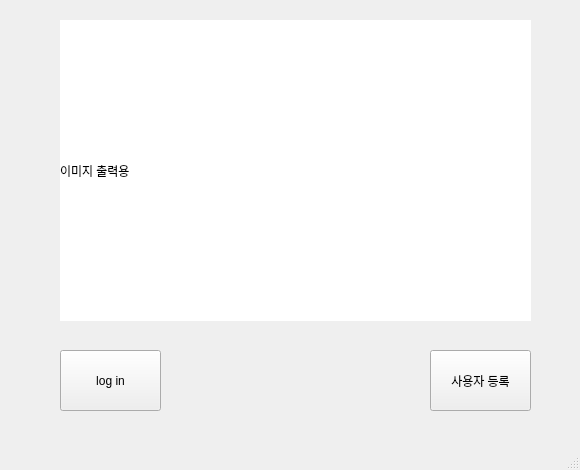
addinedu-ros-4th/deeplearning-repo-6, file Main_window.ui: the form before one commit.
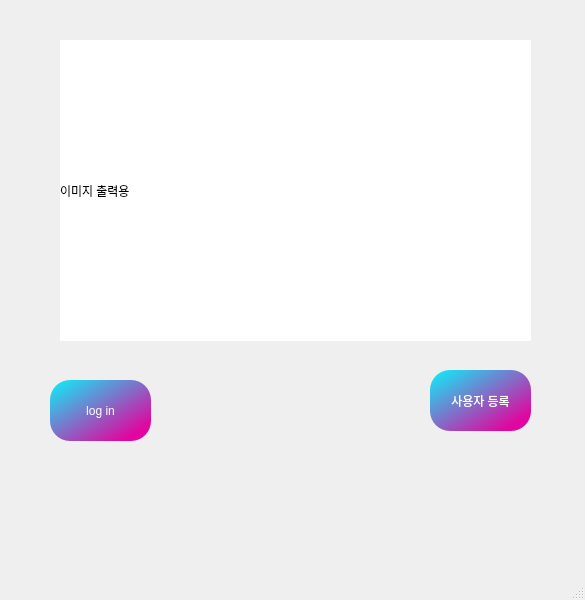
The form after the commit.

```diff
--- a/Main_window.ui
+++ b/Main_window.ui
@@ -6,8 +6,8 @@
    <rect>
     <x>0</x>
     <y>0</y>
-    <width>580</width>
-    <height>470</height>
+    <width>585</width>
+    <height>600</height>
    </rect>
   </property>
   <property name="windowTitle">
@@ -18,7 +18,7 @@
     <property name="geometry">
      <rect>
       <x>60</x>
-      <y>20</y>
+      <y>40</y>
       <width>471</width>
       <height>301</height>
      </rect>
@@ -33,12 +33,17 @@
    <widget class="QPushButton" name="Btn_Login">
     <property name="geometry">
      <rect>
-      <x>60</x>
-      <y>350</y>
+      <x>50</x>
+      <y>380</y>
       <width>101</width>
       <height>61</height>
      </rect>
     </property>
+    <property name="styleSheet">
+     <string notr="true">color: white;
+	background-color: qlineargradient(spread:pad, x1:0, y1:0, x2:0.857143, y2:0.857955, stop:0 rgba(10, 242, 251, 255), stop:1 rgba(224, 6, 159, 255));
+	border-radius: 20px;</string>
+    </property>
     <property name="text">
      <string>log in</string>
     </property>
@@ -47,11 +52,16 @@
     <property name="geometry">
      <rect>
       <x>430</x>
-      <y>350</y>
+      <y>370</y>
       <width>101</width>
       <height>61</height>
      </rect>
     </property>
+    <property name="styleSheet">
+     <string notr="true">color: white;
+	background-color: qlineargradient(spread:pad, x1:0, y1:0, x2:0.857143, y2:0.857955, stop:0 rgba(10, 242, 251, 255), stop:1 rgba(224, 6, 159, 255));
+	border-radius: 20px;</string>
+    </property>
     <property name="text">
      <string>사용자 등록</string>
     </property>
```
Left out of the diff: 2 changed lines with no effect on the pictures.
